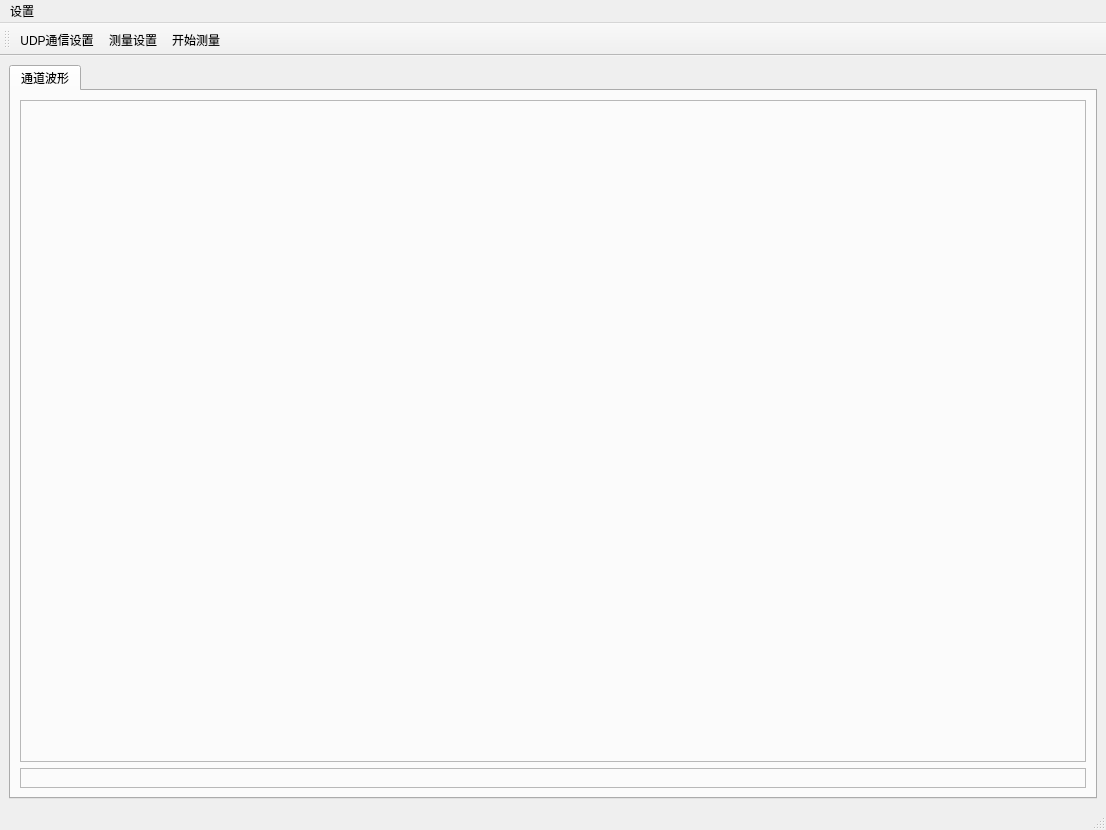
This is src/app/main_window/view/ui/MyMainWindow.ui in ChunHui-Li524/plotting as Qt 5 draws it before an edit. The edited form follows.
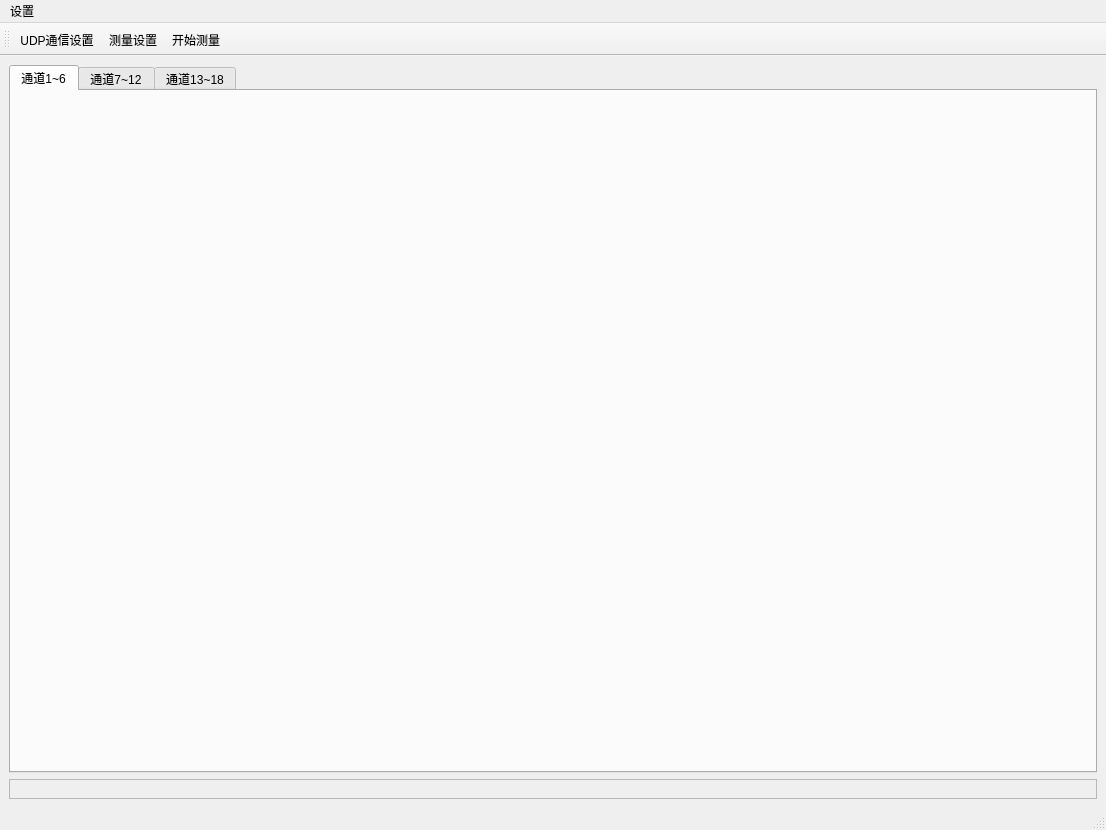
This is the edited form. The open tabs and pages were chosen to show the change. Icons and pictures are not drawn.

Commit message: perf: 优化绘图布局，改为3个页面

What changed in the file:
```diff
--- a/src/app/main_window/view/ui/MyMainWindow.ui
+++ b/src/app/main_window/view/ui/MyMainWindow.ui
@@ -22,24 +22,22 @@
       </property>
       <widget class="QWidget" name="tab">
        <attribute name="title">
-        <string>通道波形</string>
+        <string>通道1~6</string>
        </attribute>
-       <layout class="QGridLayout" name="gridLayout_2">
-        <item row="0" column="0">
-         <widget class="QFrame" name="framePlotGroup">
-          <property name="sizePolicy">
-           <sizepolicy hsizetype="Preferred" vsizetype="Expanding">
-            <horstretch>0</horstretch>
-            <verstretch>0</verstretch>
-           </sizepolicy>
-          </property>
-          <property name="frameShape">
-           <enum>QFrame::StyledPanel</enum>
-          </property>
-          <property name="frameShadow">
-           <enum>QFrame::Raised</enum>
-          </property>
-          <layout class="QGridLayout" name="gridLayout"/>
+       <layout class="QVBoxLayout" name="verticalLayout_3"/>
+      </widget>
+      <widget class="QWidget" name="tab_2">
+       <attribute name="title">
+        <string>通道7~12</string>
+       </attribute>
+       <layout class="QVBoxLayout" name="verticalLayout"/>
+      </widget>
+      <widget class="QWidget" name="tab_3">
+       <attribute name="title">
+        <string>通道13~18</string>
+       </attribute>
+       <layout class="QVBoxLayout" name="verticalLayout_2"/>
+      </widget>
          </widget>
         </item>
         <item row="1" column="0">
@@ -51,10 +49,6 @@
            <enum>QFrame::Raised</enum>
           </property>
           <layout class="QHBoxLayout" name="horizontalLayout"/>
-         </widget>
-        </item>
-       </layout>
-      </widget>
      </widget>
     </item>
    </layout>
```
Left out of the diff: 2 changed lines with no effect on the pictures. Lines whose indentation alone changed are shown as unchanged. The commit also changes 5 other files.
